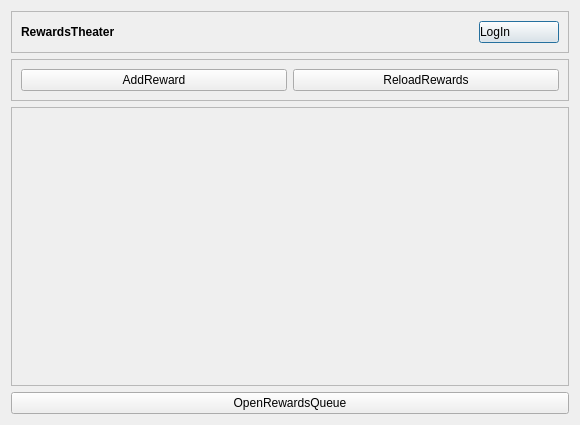
The window that src/SettingsDialog.ui (gottagofaster236/RewardsTheater) describes before a commit, drawn with Qt 5.
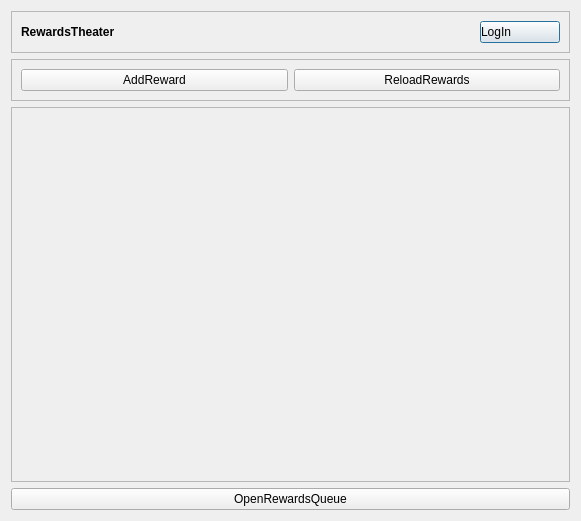
The same window after the commit.

What changed in the file:
```diff
--- a/src/SettingsDialog.ui
+++ b/src/SettingsDialog.ui
@@ -6,8 +6,8 @@
    <rect>
     <x>0</x>
     <y>0</y>
-    <width>580</width>
-    <height>425</height>
+    <width>581</width>
+    <height>521</height>
    </rect>
   </property>
   <property name="windowTitle">
@@ -96,8 +96,8 @@
        <rect>
         <x>0</x>
         <y>0</y>
-        <width>560</width>
-        <height>275</height>
+        <width>561</width>
+        <height>371</height>
        </rect>
       </property>
       <layout class="QVBoxLayout" name="verticalLayout">
```
